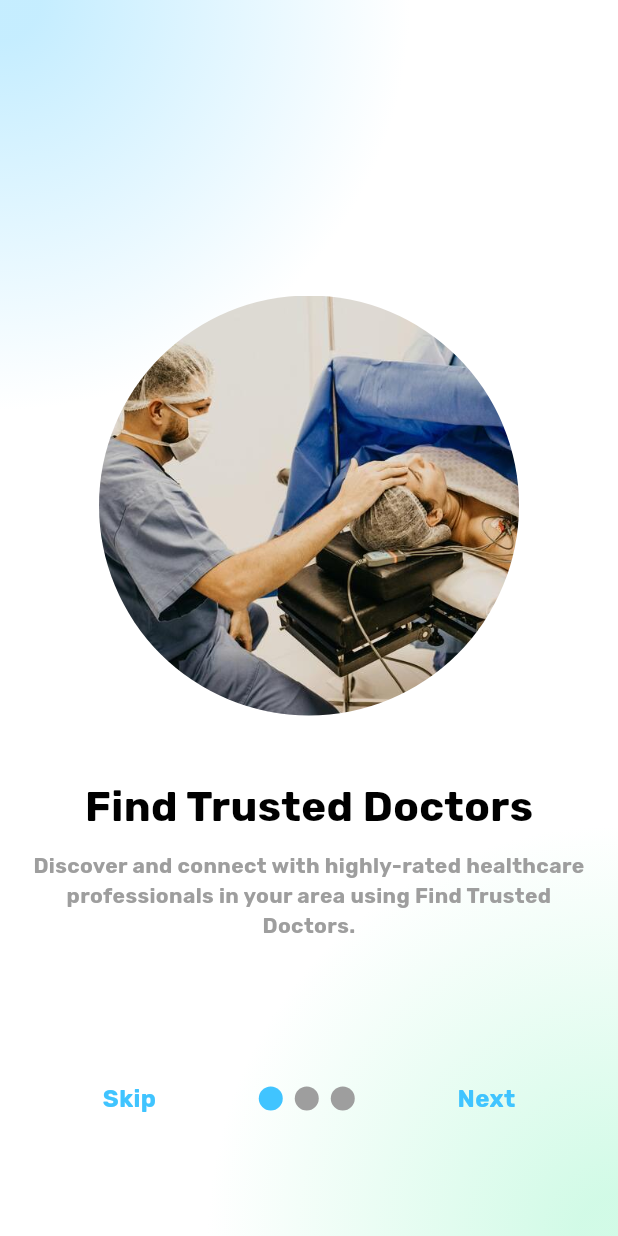
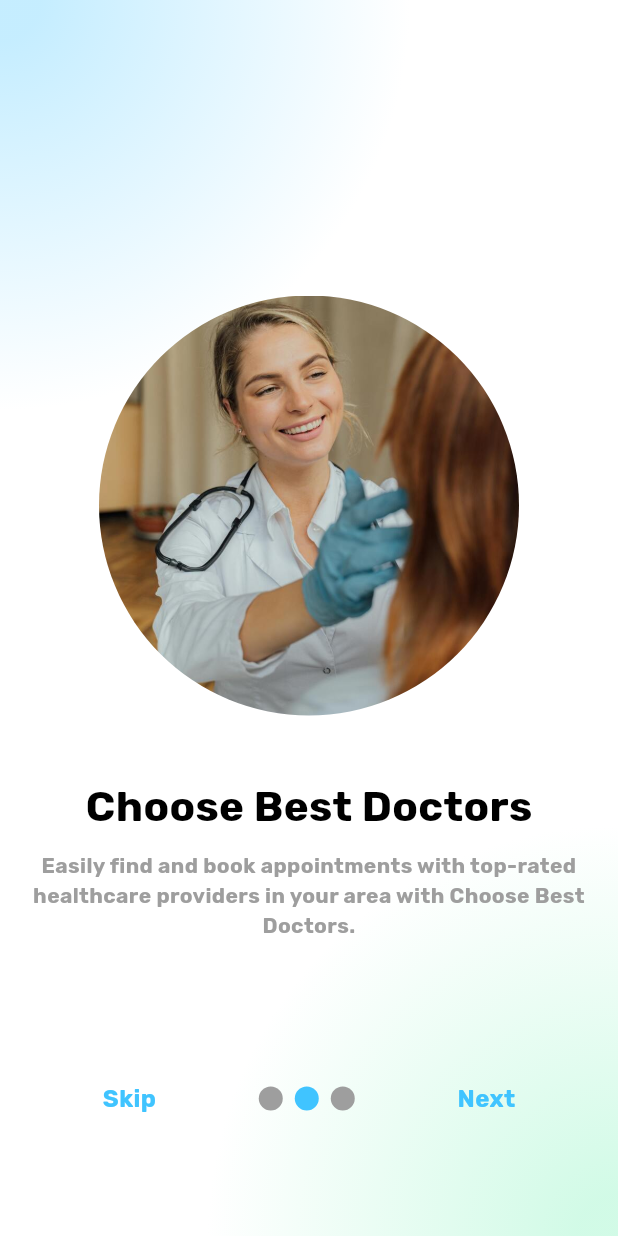
Before and after one commit to alhasann351/doctor_consultant_app_template, a Flutter app: the screen it shows after launch, after a tap on "Next", on a phone screen of 412 x 824 dp. Run offline on Flutter 3.47's test engine with Material 3 defaults, Android fonts, the phone set to English and light mode, and no system bars; drawn by our look-alikes of smooth_page_indicator; our stand-ins replace get.

Commit message:
language-set-in-onboarding-screen

```diff
--- a/lib/resources/localization/languages.dart
+++ b/lib/resources/localization/languages.dart
@@ -15,6 +15,9 @@ class Languages extends Translations {
               'Easily find and book appointments with top-rated healthcare providers in your area with Choose Best Doctors.',
           'onboarding_description_text_3':
               'Simplify your healthcare experience with Easy Appointments. Find and book appointments with trusted doctors in just a few taps.',
+          'onboarding_skip_text': 'Skip',
+          'onboarding_next_text': 'Next',
+          'onboarding_finish_text': 'Finish',
         },
         'bn_BD': {
           'splash_text_1': 'স্বাগতম',
@@ -28,6 +31,9 @@ class Languages extends Translations {
               'সেরা ডাক্তার চয়ন করুন সহ আপনার এলাকার শীর্ষ-রেটেড স্বাস্থ্যসেবা প্রদানকারীদের সাথে সহজেই অ্যাপয়েন্টমেন্ট খুঁজুন এবং বুক করুন।',
           'onboarding_description_text_3':
               'সহজ অ্যাপয়েন্টমেন্টের সাথে আপনার স্বাস্থ্যসেবা অভিজ্ঞতা সহজ করুন। শুধুমাত্র কয়েকটি ট্যাপে বিশ্বস্ত ডাক্তারদের সাথে অ্যাপয়েন্টমেন্ট খুঁজুন এবং বুক করুন।',
+          'onboarding_skip_text': 'এড়িয়ে যান',
+          'onboarding_next_text': 'পরবর্তী',
+          'onboarding_finish_text': 'শেষ করুন',
         },
         'hi_IN': {
           'splash_text_1': 'आपका स्वागत है',
@@ -41,6 +47,9 @@ class Languages extends Translations {
               'अपने क्षेत्र में सर्वश्रेष्ठ डॉक्टर्स चुनें के साथ शीर्ष-रेटेड स्वास्थ्य सेवा प्रदाताओं के साथ आसानी से अपॉइंटमेंट खोजें और बुक करें।',
           'onboarding_description_text_3':
               'आसान नियुक्तियाँ के साथ अपने स्वास्थ्य सेवा अनुभव को सरल बनाएँ। बस कुछ ही टैप में विश्वसनीय डॉक्टरों के साथ अपॉइंटमेंट पाएँ और बुक करें।',
+          'onboarding_skip_text': 'छोडना',
+          'onboarding_next_text': 'अगला',
+          'onboarding_finish_text': 'खत्म करना',
         },
       };
 }
--- a/lib/views/onboarding_screen/onboarding_screen.dart
+++ b/lib/views/onboarding_screen/onboarding_screen.dart
@@ -4,6 +4,7 @@ import 'package:doctor_consultant_app_template/views/onboarding_screen/widgets/o
 import 'package:doctor_consultant_app_template/views/onboarding_screen/widgets/onboarding_screen_2.dart';
 import 'package:doctor_consultant_app_template/views/onboarding_screen/widgets/onboarding_screen_3.dart';
 import 'package:flutter/material.dart';
+import 'package:get/get.dart';
 import 'package:smooth_page_indicator/smooth_page_indicator.dart';
 
 class OnboardingScreen extends StatefulWidget {
@@ -15,7 +16,7 @@ class OnboardingScreen extends StatefulWidget {
 
 class _OnboardingScreenState extends State<OnboardingScreen> {
   PageController pageController = PageController();
-  String onboardingScreenSkip = 'Skip';
+  String onboardingScreenSkip = 'onboarding_skip_text'.tr;
   int currentScreenIndex = 0;
 
   @override
@@ -73,9 +74,9 @@ class _OnboardingScreenState extends State<OnboardingScreen> {
             onPageChanged: (index) {
               currentScreenIndex = index;
               if (index == 2) {
-                onboardingScreenSkip = 'Finish';
+                onboardingScreenSkip = 'onboarding_finish_text'.tr;
               } else {
-                onboardingScreenSkip = 'Skip';
+                onboardingScreenSkip = 'onboarding_skip_text'.tr;
               }
               setState(() {});
             },
@@ -113,10 +114,17 @@ class _OnboardingScreenState extends State<OnboardingScreen> {
                 currentScreenIndex == 2
                     ? const SizedBox(width: 10)
                     : GestureDetector(
-                        onTap: () {},
-                        child: const Text(
-                          'Next',
-                          style: TextStyle(
+                        onTap: () {
+                          pageController.nextPage(
+                            duration: const Duration(
+                              milliseconds: 500,
+                            ),
+                            curve: Curves.decelerate,
+                          );
+                        },
+                        child: Text(
+                          'onboarding_next_text'.tr,
+                          style: const TextStyle(
                             fontFamily: AppFontStyle.rubik,
                             fontSize: 16,
                             fontWeight: FontWeight.bold,
```
